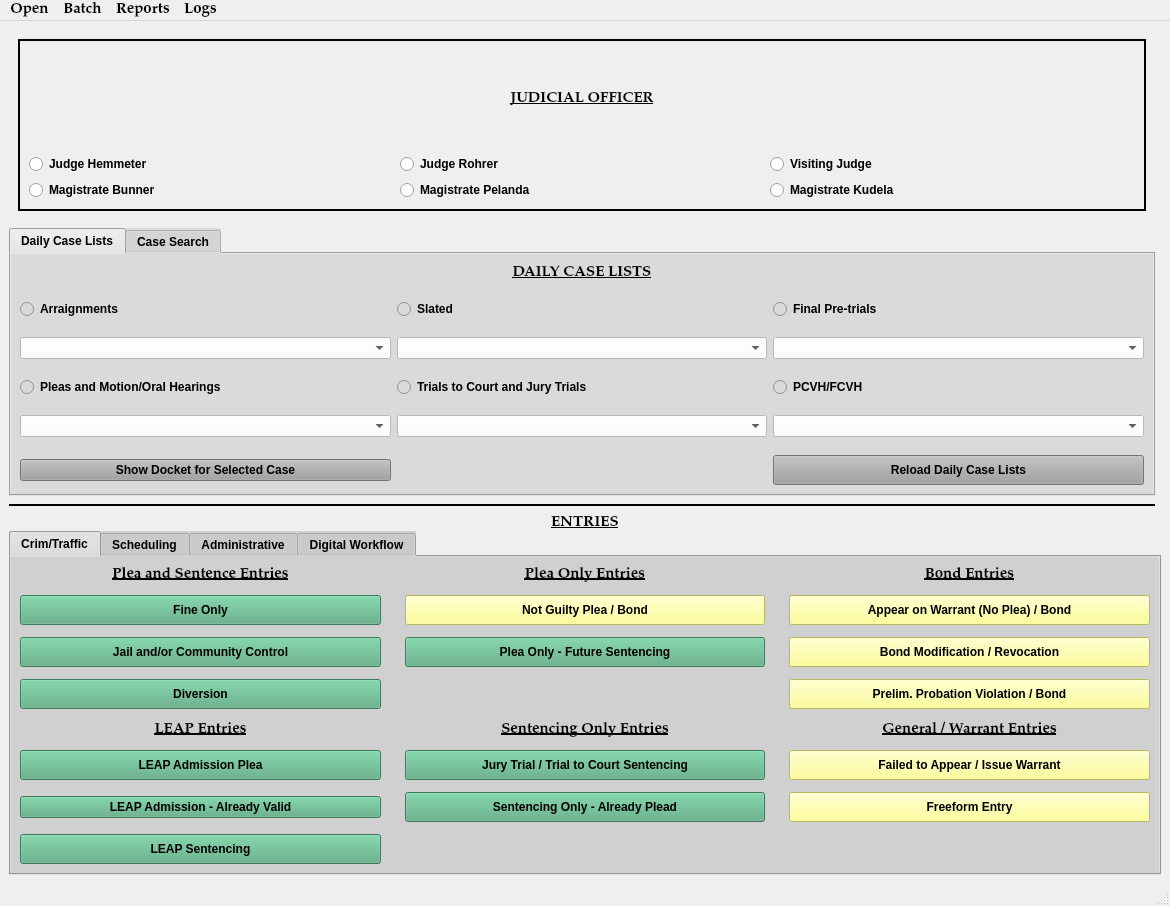
Old version of the form munientry/views/ui/MainWindow.ui in the repository HunterProgram22/MuniEntry.
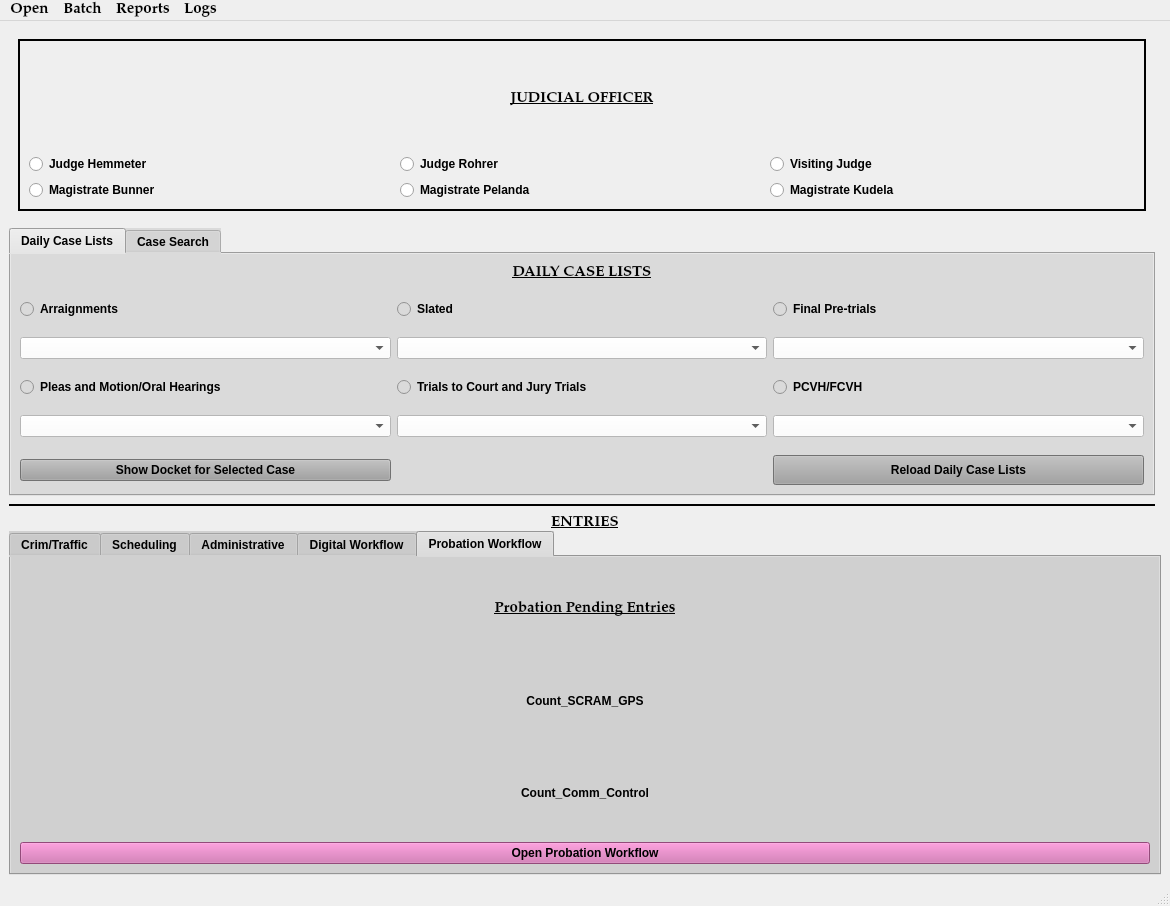
New version of the form. Custom widgets are drawn as their Qt base class.

Diff of the .ui file:
```diff
--- a/munientry/views/ui/MainWindow.ui
+++ b/munientry/views/ui/MainWindow.ui
@@ -309,7 +309,7 @@
            <string notr="true">background-color: rgb(208, 208, 208);</string>
           </property>
           <property name="currentIndex">
-           <number>0</number>
+           <number>4</number>
           </property>
           <widget class="QWidget" name="crim_traffic_Tab">
            <attribute name="title">
@@ -1047,6 +1047,63 @@
             </item>
            </layout>
           </widget>
+          <widget class="QWidget" name="probation_workflow_Tab">
+           <attribute name="title">
+            <string>Probation Workflow</string>
+           </attribute>
+           <layout class="QGridLayout" name="gridLayout_20">
+            <item row="0" column="0">
+             <widget class="QLabel" name="label_20">
+              <property name="font">
+               <font>
+                <family>Palatino Linotype</family>
+                <pointsize>11</pointsize>
+                <weight>75</weight>
+                <italic>false</italic>
+                <bold>true</bold>
+                <underline>true</underline>
+               </font>
+              </property>
+              <property name="text">
+               <string>Probation Pending Entries</string>
+              </property>
+              <property name="alignment">
+               <set>Qt::AlignCenter</set>
+              </property>
+             </widget>
+            </item>
+            <item row="1" column="0">
+             <widget class="QLabel" name="label_21">
+              <property name="text">
+               <string>Count_SCRAM_GPS</string>
+              </property>
+              <property name="alignment">
+               <set>Qt::AlignCenter</set>
+              </property>
+             </widget>
+            </item>
+            <item row="2" column="0">
+             <widget class="QLabel" name="label_22">
+              <property name="text">
+               <string>Count_Comm_Control</string>
+              </property>
+              <property name="alignment">
+               <set>Qt::AlignCenter</set>
+              </property>
+             </widget>
+            </item>
+            <item row="3" column="0">
+             <widget class="QPushButton" name="probation_workflowButton">
+              <property name="styleSheet">
+               <string notr="true">background-color: rgb(206, 104, 171);</string>
+              </property>
+              <property name="text">
+               <string>Open Probation Workflow</string>
+              </property>
+             </widget>
+            </item>
+           </layout>
+          </widget>
          </widget>
         </item>
         <item row="0" column="0">
```
Left out of the diff: 2 changed lines with no effect on the pictures.
